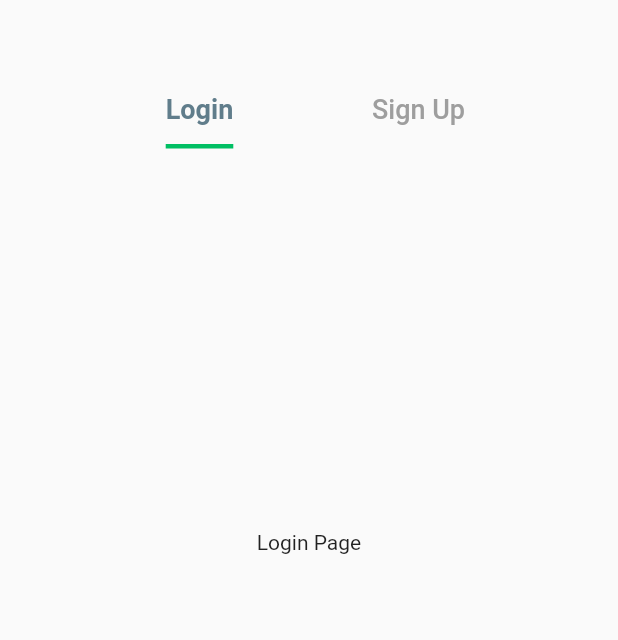
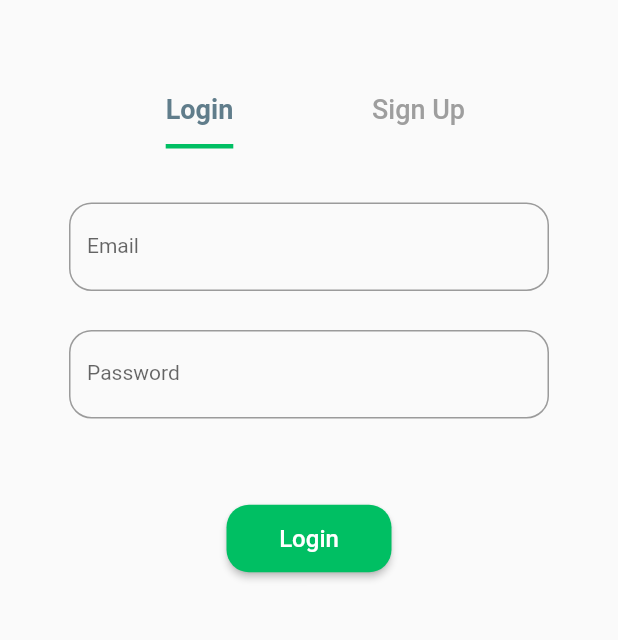
Before and after one commit to ISHANKA-git/NEventify, a Flutter app: the screen it shows after launch, on a phone screen of 412 x 824 dp, the part 300-940 px from its top. Run offline on Flutter 3.47's test engine with Material 2 defaults, Android fonts, the phone set to English and light mode, and no system bars; our stand-ins replace google_fonts.

Commit message:
Update login page

```diff
--- a/lib/main.dart
+++ b/lib/main.dart
@@ -24,7 +24,7 @@ class MyApp extends StatelessWidget {
       debugShowCheckedModeBanner: false,
 
 
-      home: login_SignUp(),
+      home: Login_SignUp(),
     );
 
   }
--- a/lib/views/auth/login_signup.dart
+++ b/lib/views/auth/login_signup.dart
@@ -1,14 +1,13 @@
 import 'package:flutter/material.dart';
 
-class login_SignUp extends StatelessWidget {
-  const login_SignUp({super.key});
+class Login_SignUp extends StatelessWidget {
+  const Login_SignUp({super.key});
 
   @override
   Widget build(BuildContext context) {
     return DefaultTabController(
       length: 2,
       child: Scaffold(
-
         body: Column(
           children: [
             // App Logo
@@ -21,18 +20,21 @@ class login_SignUp extends StatelessWidget {
             ),
             // Tabs
             Padding(
-        padding: const EdgeInsets.symmetric(horizontal : 60.0),
+              padding: const EdgeInsets.symmetric(horizontal: 60.0),
               child: TabBar(
                 labelColor: Colors.blueGrey, // Text color when selected
                 unselectedLabelColor: Colors.grey,
-          labelStyle: TextStyle(fontSize: 18.0,
+                labelStyle: TextStyle(
+                    fontSize: 18.0,
                     fontWeight: FontWeight.bold), // Font size for selected tab
                 unselectedLabelStyle: TextStyle(fontSize: 18.0),
                 indicatorColor: Color(0xFF00BF63), // Underline color
                 indicatorSize: TabBarIndicatorSize.label,
                 indicatorWeight: 3.0,
                 tabs: [
-            Tab(text: 'Login',),
+                  Tab(
+                    text: 'Login',
+                  ),
                   Tab(text: 'Sign Up'),
                 ],
               ),
@@ -48,7 +50,6 @@ class login_SignUp extends StatelessWidget {
                 ],
               ),
             ),
-
           ],
         ),
       ),
@@ -59,13 +60,68 @@ class login_SignUp extends StatelessWidget {
 class LoginPage extends StatelessWidget {
   @override
   Widget build(BuildContext context) {
-    return Center(
+    return SingleChildScrollView(
+      child: Center(
         child: Column(
           mainAxisAlignment: MainAxisAlignment.center,
           children: [
-          Text('Login Page'),
+            SizedBox(height: 36.0),
+            Padding(
+              padding: EdgeInsets.symmetric(horizontal: 46.0),
+              child: TextFormField(
+                decoration: InputDecoration(
+                  labelText: 'Email',
+                  labelStyle: TextStyle(
+                    fontSize: 14.0,
+                  ),
+                  border: OutlineInputBorder(
+                    borderRadius: BorderRadius.circular(15.0),
+                  ),
+                ),
+              ),
+            ),
+            SizedBox(height: 26.0), // Add spacing
+            // Password Input Field
+            Padding(
+              padding: EdgeInsets.symmetric(horizontal: 46.0),
+              child: TextFormField(
+                obscureText: true, // Hide password
+                decoration: InputDecoration(
+                  labelText: 'Password',
+                  labelStyle: TextStyle(
+                    fontSize: 14.0,
+                  ),
+                  border: OutlineInputBorder(
+                    borderRadius: BorderRadius.circular(15.0),
+                  ),
+                ),
+              ),
+            ),
+            SizedBox(height: 56.0),
+            Padding(
+              padding: EdgeInsets.symmetric(horizontal: 36.0),
+              child: ElevatedButton(
+                onPressed: () {
+                  // Handle login button press
+                },
+                style: ElevatedButton.styleFrom(
+                  fixedSize: const Size(110, 45),
+                  shape: RoundedRectangleBorder(
+                      borderRadius: BorderRadius.circular(15)),
+
+                  primary: Color(0xFF00BF63),
+                ),
+                child: Text('Login',
+                style: TextStyle(
+                  fontSize: 16,
+                ),),
+              ),
+            ),
+            // Login Button
+
             // Add login form elements here
           ],
+        ),
       ),
     );
   }
--- a/lib/views/onboarding_screen.dart
+++ b/lib/views/onboarding_screen.dart
@@ -50,7 +50,7 @@ class OnBoardingScreen extends StatelessWidget {
               ),
               ElevatedButton(
                 onPressed: () {
-                  Navigator.push(context, MaterialPageRoute(builder: (context){return login_SignUp();},),);
+                  Navigator.push(context, MaterialPageRoute(builder: (context){return Login_SignUp();},),);
                 },
                 style: OutlinedButton.styleFrom(
                     padding: const EdgeInsets.all(10),
```
Lines whose indentation alone changed are shown as unchanged.
